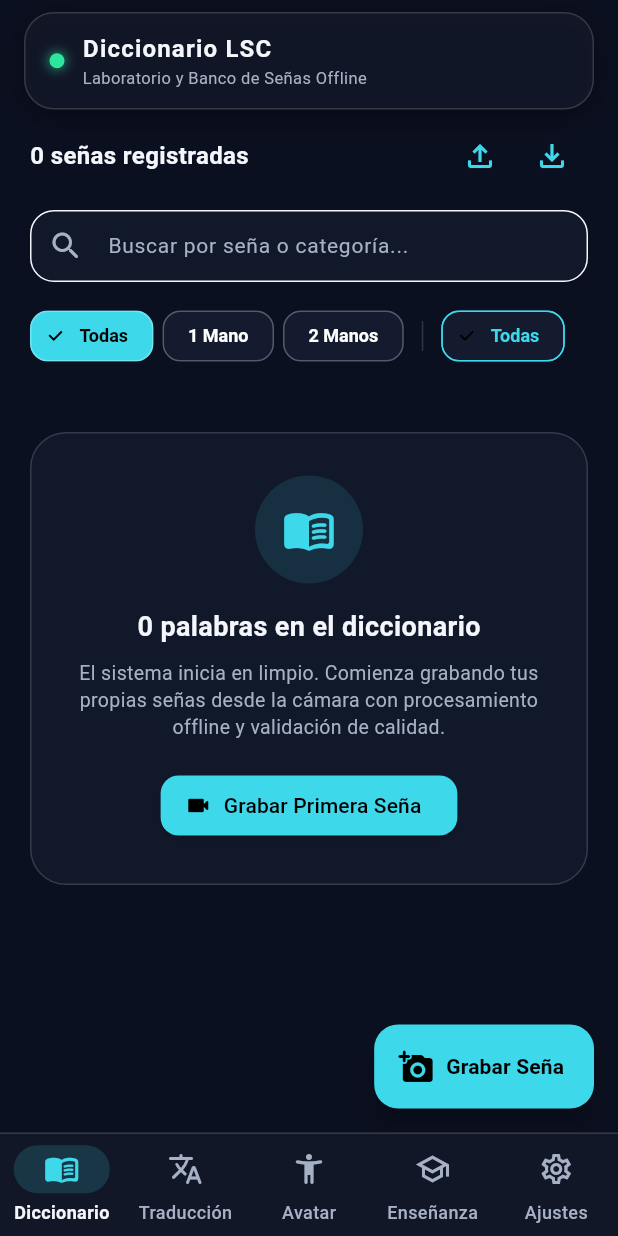
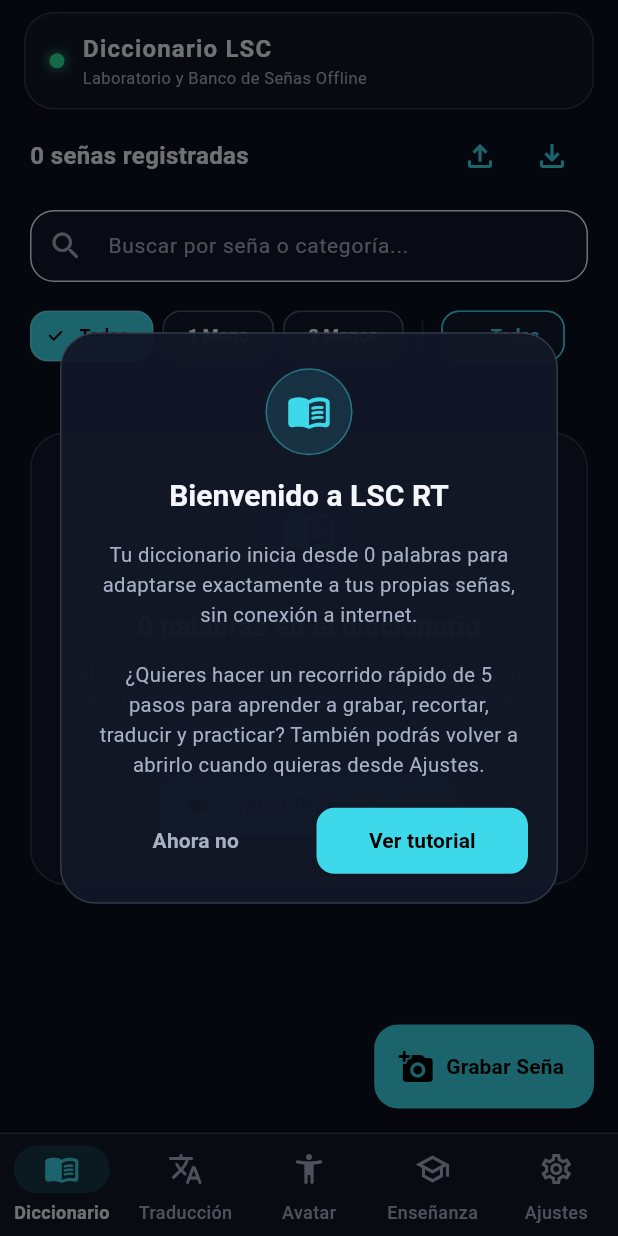
Before and after one commit to ke1npro/LSC-RT, a Flutter app: the screen it shows after launch, on a phone screen of 412 x 824 dp. Run offline on Flutter 3.47's test engine with Material 3 defaults, Android fonts, the phone set to English and light mode, and no system bars; our stand-ins replace camera, flutter_secure_storage, flutter_tts, local_auth, shared_preferences, video_player; missing offline and left inert: cryptography, dart:html, google_mlkit_face_detection, hand_landmarker.

Commit message:
feat: add navigable onboarding tutorial with first-visit popup and settings revisit

```diff
--- a/lib/data/repositories/settings_repository_impl.dart
+++ b/lib/data/repositories/settings_repository_impl.dart
@@ -10,6 +10,7 @@ class SettingsRepositoryImpl implements ISettingsRepository {
   static const String _keyModelRotation = 'model_rotation_degrees';
   static const String _keyUseGpu = 'use_gpu_delegate';
   static const String _keyHighPerfCamera = 'high_performance_camera';
+  static const String _keyHasSeenOnboarding = 'has_seen_onboarding';
 
   bool _showMediaPipeOverlay = true;
   bool _showFaceDetection = false;
@@ -17,6 +18,7 @@ class SettingsRepositoryImpl implements ISettingsRepository {
   int _modelRotationDegrees = 270; // Por defecto 270° para orientación vertical correcta sin inversión
   bool _useGpuDelegate = false;
   bool _highPerformanceCamera = true;
+  bool _hasSeenOnboarding = false;
 
   SettingsRepositoryImpl(this._localStorage);
 
@@ -39,6 +41,9 @@ class SettingsRepositoryImpl implements ISettingsRepository {
   bool get highPerformanceCamera => _highPerformanceCamera;
 
   @override
+  bool get hasSeenOnboarding => _hasSeenOnboarding;
+
+  @override
   Future<void> initialize() async {
     _showMediaPipeOverlay =
         (await _localStorage.getBool(_keyShowOverlay)) ?? true;
@@ -52,6 +57,8 @@ class SettingsRepositoryImpl implements ISettingsRepository {
         (await _localStorage.getBool(_keyUseGpu)) ?? false;
     _highPerformanceCamera =
         (await _localStorage.getBool(_keyHighPerfCamera)) ?? true;
+    _hasSeenOnboarding =
+        (await _localStorage.getBool(_keyHasSeenOnboarding)) ?? false;
   }
 
   @override
@@ -89,4 +96,10 @@ class SettingsRepositoryImpl implements ISettingsRepository {
     _highPerformanceCamera = value;
     await _localStorage.setBool(_keyHighPerfCamera, value);
   }
+
+  @override
+  Future<void> setHasSeenOnboarding(bool value) async {
+    _hasSeenOnboarding = value;
+    await _localStorage.setBool(_keyHasSeenOnboarding, value);
+  }
 }
--- a/lib/domain/repositories/i_settings_repository.dart
+++ b/lib/domain/repositories/i_settings_repository.dart
@@ -5,6 +5,7 @@ abstract class ISettingsRepository {
   int get modelRotationDegrees;
   bool get useGpuDelegate;
   bool get highPerformanceCamera;
+  bool get hasSeenOnboarding;
 
   Future<void> initialize();
   Future<void> setShowMediaPipeOverlay(bool value);
@@ -13,4 +14,5 @@ abstract class ISettingsRepository {
   Future<void> setModelRotationDegrees(int value);
   Future<void> setUseGpuDelegate(bool value);
   Future<void> setHighPerformanceCamera(bool value);
+  Future<void> setHasSeenOnboarding(bool value);
 }
--- a/lib/presentation/screens/main_scaffold.dart
+++ b/lib/presentation/screens/main_scaffold.dart
@@ -1,10 +1,14 @@
 import 'package:flutter/material.dart';
+import 'package:provider/provider.dart';
 import '../../core/theme/app_colors.dart';
+import '../viewmodels/settings_viewmodel.dart';
 import 'avatar/avatar_screen.dart';
 import 'dictionary/dictionary_screen.dart';
 import 'settings/settings_screen.dart';
 import 'teaching/teaching_screen.dart';
 import 'translation/translation_screen.dart';
+import 'tutorial/interactive_tutorial_screen.dart';
+import 'tutorial/welcome_tutorial_dialog.dart';
 
 class MainScaffold extends StatefulWidget {
   const MainScaffold({super.key});
@@ -15,6 +19,8 @@ class MainScaffold extends StatefulWidget {
 
 class _MainScaffoldState extends State<MainScaffold> {
   int _currentIndex = 0;
+  bool _onboardingChecked = false;
+  SettingsViewModel? _settingsVm;
 
   final List<Widget> _screens = const [
     DictionaryScreen(),
@@ -23,6 +29,47 @@ class _MainScaffoldState extends State<MainScaffold> {
     TeachingScreen(),
     SettingsScreen(),
   ];
+
+  @override
+  void initState() {
+    super.initState();
+    WidgetsBinding.instance.addPostFrameCallback((_) {
+      if (!mounted) return;
+      _settingsVm = context.read<SettingsViewModel>();
+      _settingsVm!.addListener(_checkFirstVisitOnboarding);
+      _checkFirstVisitOnboarding();
+    });
+  }
+
+  void _checkFirstVisitOnboarding() {
+    if (_onboardingChecked || !mounted) return;
+    final vm = _settingsVm;
+    if (vm == null || !vm.isInitialized) return;
+
+    _onboardingChecked = true;
+    vm.removeListener(_checkFirstVisitOnboarding);
+
+    if (!vm.hasSeenOnboarding) {
+      WidgetsBinding.instance.addPostFrameCallback((_) {
+        _presentFirstVisitDialog(vm);
+      });
+    }
+  }
+
+  Future<void> _presentFirstVisitDialog(SettingsViewModel vm) async {
+    if (!mounted) return;
+    final openTutorial = await WelcomeTutorialDialog.show(context);
+    await vm.markOnboardingSeen();
+    if (openTutorial && mounted) {
+      await InteractiveTutorialScreen.show(context);
+    }
+  }
+
+  @override
+  void dispose() {
+    _settingsVm?.removeListener(_checkFirstVisitOnboarding);
+    super.dispose();
+  }
 
   @override
   Widget build(BuildContext context) {
--- /dev/null
+++ b/lib/presentation/screens/tutorial/welcome_tutorial_dialog.dart
@@ -0,0 +1,108 @@
+import 'package:flutter/material.dart';
+import '../../../core/theme/app_colors.dart';
+
+class WelcomeTutorialDialog extends StatelessWidget {
+  const WelcomeTutorialDialog({super.key});
+
+  static Future<bool> show(BuildContext context) async {
+    final result = await showDialog<bool>(
+      context: context,
+      barrierDismissible: true,
+      builder: (_) => const WelcomeTutorialDialog(),
+    );
+    return result ?? false;
+  }
+
+  @override
+  Widget build(BuildContext context) {
+    return AlertDialog(
+      backgroundColor: const Color(0xF5121727),
+      shape: RoundedRectangleBorder(
+        borderRadius: BorderRadius.circular(24),
+        side: const BorderSide(color: AppColors.glassBorder),
+      ),
+      titlePadding: const EdgeInsets.fromLTRB(24, 24, 24, 8),
+      contentPadding: const EdgeInsets.fromLTRB(24, 8, 24, 16),
+      actionsPadding: const EdgeInsets.fromLTRB(20, 0, 20, 18),
+      title: Column(
+        children: [
+          Container(
+            width: 58,
+            height: 58,
+            decoration: BoxDecoration(
+              shape: BoxShape.circle,
+              color: AppColors.cyanAccent.withValues(alpha: 0.14),
+              border: Border.all(
+                color: AppColors.cyanAccent.withValues(alpha: 0.4),
+              ),
+            ),
+            child: const Icon(
+              Icons.menu_book_rounded,
+              color: AppColors.cyanAccent,
+              size: 30,
+            ),
+          ),
+          const SizedBox(height: 14),
+          const Text(
+            'Bienvenido a LSC RT',
+            textAlign: TextAlign.center,
+            style: TextStyle(
+              color: AppColors.textPrimary,
+              fontSize: 20,
+              fontWeight: FontWeight.bold,
+            ),
+          ),
+        ],
+      ),
+      content: const SingleChildScrollView(
+        child: Text(
+          'Tu diccionario inicia desde 0 palabras para adaptarse exactamente a tus propias señas, sin conexión a internet.\n\n'
+          '¿Quieres hacer un recorrido rápido de 5 pasos para aprender a grabar, recortar, traducir y practicar? '
+          'También podrás volver a abrirlo cuando quieras desde Ajustes.',
+          textAlign: TextAlign.center,
+          style: TextStyle(
+            color: AppColors.textSecondary,
+            fontSize: 13.5,
+            height: 1.45,
+          ),
+        ),
+      ),
+      actions: [
+        Row(
+          children: [
+            Expanded(
+              child: TextButton(
+                onPressed: () => Navigator.of(context).pop(false),
+                child: const Text(
+                  'Ahora no',
+                  style: TextStyle(
+                    color: AppColors.textSecondary,
+                    fontWeight: FontWeight.w600,
+                  ),
+                ),
+              ),
+            ),
+            const SizedBox(width: 10),
+            Expanded(
+              child: ElevatedButton(
+                style: ElevatedButton.styleFrom(
+                  backgroundColor: AppColors.cyanAccent,
+                  foregroundColor: Colors.black,
+                  shape: RoundedRectangleBorder(
+                    borderRadius: BorderRadius.circular(12),
+                  ),
+                  padding: const EdgeInsets.symmetric(vertical: 12),
+                ),
+                onPressed: () => Navigator.of(context).pop(true),
+                child: const Text(
+                  'Ver tutorial',
+                  style: TextStyle(fontWeight: FontWeight.bold),
+                ),
+              ),
+            ),
+          ],
+        ),
+      ],
+    );
+  }
+}
--- a/lib/presentation/viewmodels/settings_viewmodel.dart
+++ b/lib/presentation/viewmodels/settings_viewmodel.dart
@@ -17,6 +17,9 @@ class SettingsViewModel extends ChangeNotifier {
     BiometricAuthService? biometricService,
   ]) : _biometricService = biometricService ?? BiometricAuthService();
 
+  bool _isInitialized = false;
+
+  bool get isInitialized => _isInitialized;
   bool get showMediaPipeOverlay => _settingsRepository.showMediaPipeOverlay;
   bool get showFaceDetection => _settingsRepository.showFaceDetection;
   bool get showTeachingMediaPipeOverlay =>
@@ -24,6 +27,7 @@ class SettingsViewModel extends ChangeNotifier {
   int get modelRotationDegrees => _settingsRepository.modelRotationDegrees;
   bool get useGpuDelegate => _settingsRepository.useGpuDelegate;
   bool get highPerformanceCamera => _settingsRepository.highPerformanceCamera;
+  bool get hasSeenOnboarding => _settingsRepository.hasSeenOnboarding;
 
   // Estado del Dataset y Overrides
   int get factorySignsCount => _signRepository.factorySignsCount;
@@ -36,6 +40,7 @@ class SettingsViewModel extends ChangeNotifier {
     _visionRepository?.setFaceDetectionEnabled(_settingsRepository.showFaceDetection);
     _visionRepository?.setRotation(_settingsRepository.modelRotationDegrees);
     _visionRepository?.setUseGpu(_settingsRepository.useGpuDelegate);
+    _isInitialized = true;
     notifyListeners();
   }
 
@@ -72,6 +77,11 @@ class SettingsViewModel extends ChangeNotifier {
     notifyListeners();
   }
 
+  Future<void> markOnboardingSeen() async {
+    await _settingsRepository.setHasSeenOnboarding(true);
+    notifyListeners();
+  }
+
   Future<bool> restoreFactoryDataset({bool requireBiometrics = true}) async {
     if (requireBiometrics) {
       final authenticated = await _biometricService.authenticate(
```
Also changed, not shown: lib/presentation/screens/settings/settings_screen.dart (+32 -1 lines), lib/presentation/screens/tutorial/interactive_tutorial_screen.dart (added, +385 -0 lines), 1 other file.
